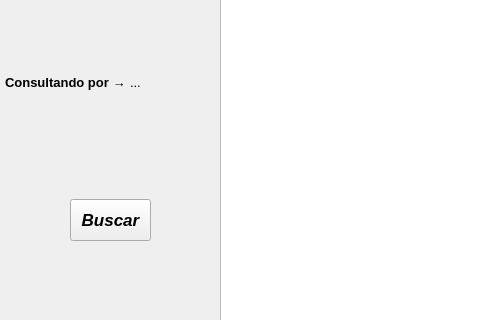
C-Sebastian-M/GLAM_MAKEUP_STORE, file GUI/sub_ventanas/ui/reportes/plantillaDesigner.ui: the form before one commit; both pictures show x 0 to 480 and y 280 to 600 of the 800 by 600 pixel window.
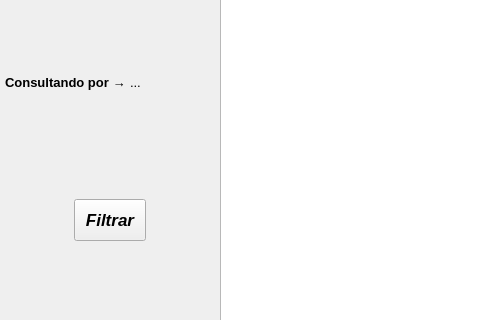
The form after the commit. Icons and pictures are not drawn.

Commit message: panel de invetario en reportes eliminada.

```diff
--- a/GUI/sub_ventanas/ui/reportes/plantillaDesigner.ui
+++ b/GUI/sub_ventanas/ui/reportes/plantillaDesigner.ui
@@ -488,7 +488,7 @@
          <string notr="true">padding: 10px;</string>
         </property>
         <property name="text">
-         <string>Buscar</string>
+         <string>Filtrar</string>
         </property>
        </widget>
       </item>
```
The commit also changes 4 other files.
